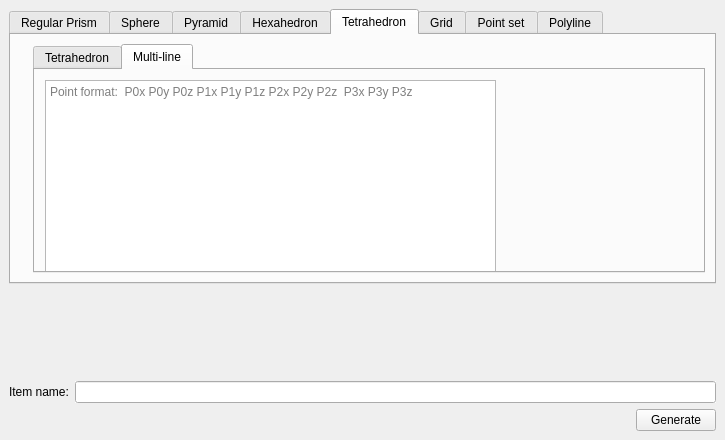
First picture: the form in Polyhedron/demo/Polyhedron/Plugins/PCA/Basic_generator_widget.ui, repository CGAL/cgal, before the edit.
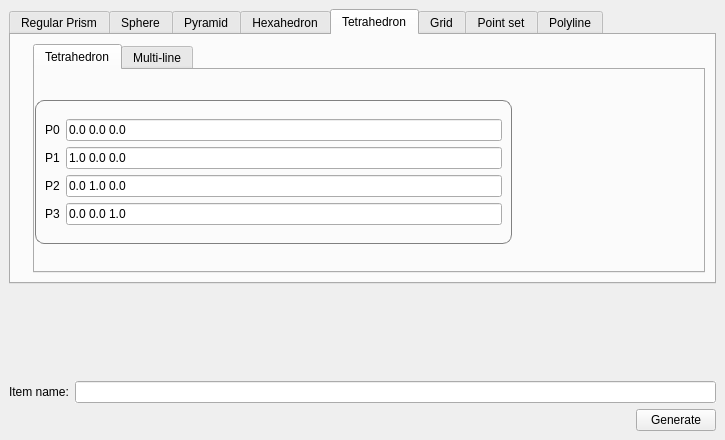
Second picture: the form after the edit. The open tabs and pages were chosen to show the change. Icons and pictures are not drawn. Custom widgets are drawn as their Qt base class.

Commit message: fixed warnings and changed tabs to spaces

What changed in the file:
```diff
--- a/Polyhedron/demo/Polyhedron/Plugins/PCA/Basic_generator_widget.ui
+++ b/Polyhedron/demo/Polyhedron/Plugins/PCA/Basic_generator_widget.ui
@@ -759,9 +759,9 @@
           <item>
            <widget class="QTabWidget" name="tabWidget">
             <property name="currentIndex">
-             <number>1</number>
+             <number>0</number>
             </property>
-            <widget class="QWidget" name="tetraTab">
+            <widget class="QWidget" name="tetraTab_2">
              <attribute name="title">
               <string>Tetrahedron</string>
              </attribute>
@@ -854,7 +854,7 @@
               </layout>
              </widget>
             </widget>
-            <widget class="QWidget" name="tetraTab">
+            <widget class="QWidget" name="tetraTab_3">
              <attribute name="title">
               <string>Multi-line</string>
              </attribute>
```
Left out of the diff: 2 changed lines with no effect on the pictures. The commit also changes 1 other file.
